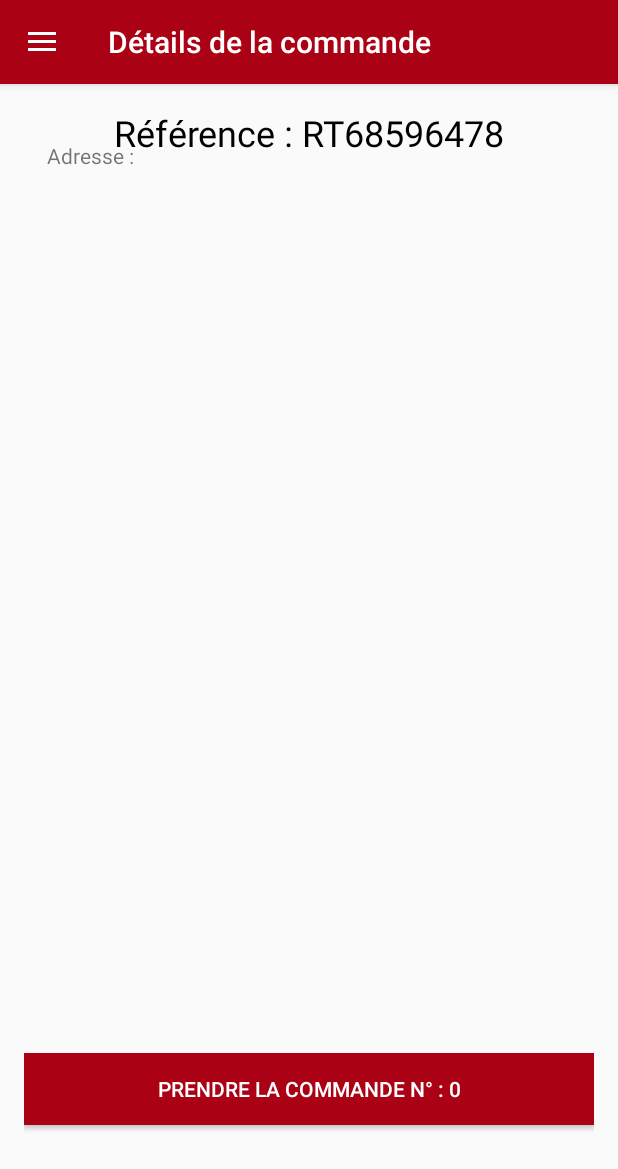
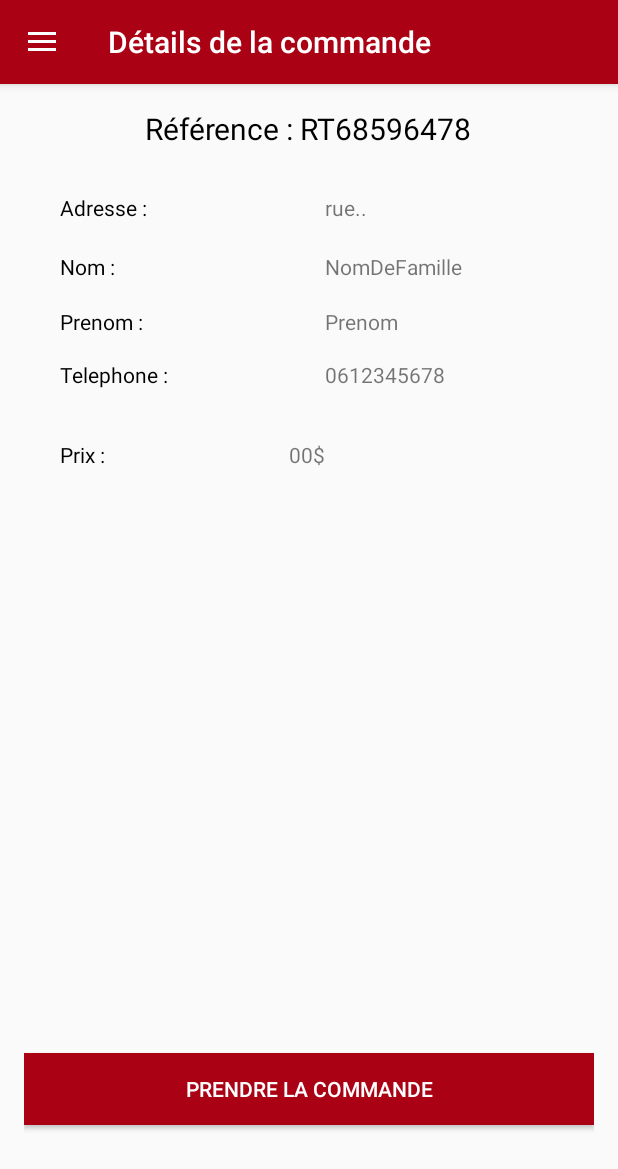
Before and after one commit to Nairolf92/Olivraison, an Android app: the detailCommandeLivreur screen opened directly, with no data from a screen before it, on a phone screen of 412 x 824 dp. Shown: the top 1169 px of the screen. Run offline under Robolectric (Android 15) with nearby library versions, the phone set to English and light mode, and no system bars; our stand-ins replace Volley; network calls fail; 3 statements that could not run were skipped.

Commit message:
detail commande

```diff
--- a/Olivraison/app/src/main/java/projet/olivraison/LivreurMaps.java
+++ b/Olivraison/app/src/main/java/projet/olivraison/LivreurMaps.java
@@ -58,6 +58,7 @@ public class LivreurMaps extends FragmentActivity implements OnMapReadyCallback
     public double MaLatitude, MaLongitude;
     Polyline line;
     List<Polyline> polylines = new ArrayList<Polyline>();
+    Integer id = 0;
 
 
     @Override
@@ -68,11 +69,15 @@ public class LivreurMaps extends FragmentActivity implements OnMapReadyCallback
         int LOCATION_REFRESH_TIME = 100;
         int LOCATION_REFRESH_DISTANCE = 1;
 
+        Intent intent = getIntent();
+        id = intent.getIntExtra("id", id);
+
         Button monBouton = (Button) findViewById(R.id.terminer);
 
         monBouton.setOnClickListener(new View.OnClickListener(){
             @Override
             public void onClick(View view) {
+    /*
                 String url = "http://antoine-lucas.fr/api_android/web/index.php/api/commande/update/1?statut=2";
 
                 JsonObjectRequest jsObjRequests = new JsonObjectRequest
@@ -80,7 +85,9 @@ public class LivreurMaps extends FragmentActivity implements OnMapReadyCallback
 
                             @Override
                             public void onResponse(JSONObject response) {
-                                Log.i("test", "Response: " + response.toString());
+                               // Log.i("test", "Response: " + response.toString());
+                                //Intent i = new Intent (getBaseContext(), indexLivreur.class);
+                                //startActivity(i);
                             }
                         }, new Response.ErrorListener() {
 
@@ -90,11 +97,16 @@ public class LivreurMaps extends FragmentActivity implements OnMapReadyCallback
 
                             }
                         });
-              //  Volley.newRequestQueue(getApplicationContext()).add(jsObjRequests);
+                Volley.newRequestQueue(getBaseContext()).add(jsObjRequests);
+                */
 
-                Intent i = new Intent (getApplicationContext(), indexLivreur.class);
+
+                Intent i = new Intent (getApplicationContext(), LivreurMaps.class);
                 startActivity(i);
             }
+
+
+
         });
 
         mLocationManager = (LocationManager) getSystemService(LOCATION_SERVICE);
--- a/Olivraison/app/src/main/java/projet/olivraison/detailCommandeLivreur.java
+++ b/Olivraison/app/src/main/java/projet/olivraison/detailCommandeLivreur.java
@@ -33,6 +33,7 @@ import com.android.volley.toolbox.Volley;
 import org.json.JSONArray;
 import org.json.JSONException;
 import org.json.JSONObject;
+import org.w3c.dom.Text;
 
 import static projet.olivraison.R.id.fab;
 import static projet.olivraison.R.id.fullname;
@@ -69,7 +70,7 @@ public class detailCommandeLivreur extends AppCompatActivity
         navUsername.setText(fullname);
 
         // Titre de la commande
-        TextView titreCommande = (TextView)findViewById(R.id.titreCommande);
+        final TextView titreCommande = (TextView)findViewById(R.id.titreCommande);
 
         TextView textCommandeLivreur = (TextView)findViewById(R.id.textCommandeLivreur);
         Intent intent = getIntent();
@@ -82,9 +83,15 @@ public class detailCommandeLivreur extends AppCompatActivity
         //textCommandeLivreur.setText(position);
 
         Button monBouton = (Button) findViewById(R.id.button);
-        TextView TextAdresse = (TextView) findViewById(R.id.TextAdresse);
+       // TextView TextAdresse = (TextView) findViewById(R.id.TextAdresse);
+        final TextView LabelRue = (TextView) findViewById(R.id.LabelRue);
+        final TextView textNom = (TextView) findViewById(R.id.TextNom);
+        final TextView textPrenom = (TextView) findViewById(R.id.TextPrenom);
+        final TextView textTelephone = (TextView) findViewById(R.id.TextTelephone);
+        final TextView Textprix = (TextView) findViewById(R.id.TextPrix);
 
-        monBouton.setText("prendre la commande n° : "+id);
+
+        monBouton.setText("prendre la commande");
 
         monBouton.setOnClickListener(new View.OnClickListener(){
             @Override
@@ -106,6 +113,30 @@ public class detailCommandeLivreur extends AppCompatActivity
                     public void onResponse(JSONObject response) {
                         //mTxtDisplay.setText("Response: " + response.toString());
                         Log.i("test", response.toString());
+
+                        try {
+                            String jsonResultat = response.toString();
+                            JSONObject jsonObject = new JSONObject(jsonResultat);
+
+                            String adresse = response.getString("adresse");
+                            String nom = response.getString("nom");
+                            String ref = response.getString("reference");
+                            String prenom = response.getString("prenom");
+                            String telephone = response.getString("phone");
+                            String Prix = response.getString("prix_total");
+
+                            LabelRue.setText(adresse.toString());
+                            textNom.setText(nom.toString());
+                            titreCommande.setText("Réference: "+ref);
+                            textPrenom.setText(prenom.toString());
+                            textTelephone.setText(telephone.toString());
+                            Textprix.setText(Prix+ "€");
+
+
+                        }catch (JSONException e){
+                            e.printStackTrace();
+                        }
+
                     }
                 }, new Response.ErrorListener() {
 
--- a/Olivraison/app/src/main/res/layout/content_detail_commande_livreur.xml
+++ b/Olivraison/app/src/main/res/layout/content_detail_commande_livreur.xml
@@ -35,35 +35,119 @@
         />
 
     <TextView
-        android:text="Adresse :"
-        android:layout_width="wrap_content"
-        android:layout_height="wrap_content"
-        android:layout_marginLeft="15dp"
-        android:layout_marginStart="15dp"
-        android:id="@+id/textView3"
-        android:layout_alignParentLeft="true"
-        android:layout_alignParentStart="true"
-        android:layout_marginTop="22dp" />
-
-    <TextView
-        android:text="rue...."
-        android:layout_width="wrap_content"
-        android:layout_height="wrap_content"
-        android:layout_alignTop="@+id/textView3"
-        android:layout_toLeftOf="@+id/button"
-        android:layout_toStartOf="@+id/button"
-        android:layout_marginRight="10dp"
-        android:layout_marginEnd="10dp"
-        android:id="@+id/TextAdresse" />
-
-    <TextView
         android:layout_width="wrap_content"
         android:layout_height="wrap_content"
         android:id="@+id/titreCommande"
         android:textColor="#000000"
         android:text="Référence : RT68596478"
-        android:textSize="36px"
+        android:textSize="20dp"
         android:layout_alignParentTop="true"
         android:layout_centerHorizontal="true" />
 
+    <TextView
+        android:text="Adresse :"
+        android:layout_width="wrap_content"
+        android:layout_height="wrap_content"
+        android:textColor="#000000"
+        android:id="@+id/textView3"
+        android:layout_marginTop="29dp"
+        android:layout_below="@+id/titreCommande"
+        android:layout_alignParentLeft="true"
+        android:layout_alignParentStart="true"
+        android:layout_marginLeft="24dp"
+        android:layout_marginStart="24dp" />
+
+    <TextView
+        android:text="Nom :"
+        android:layout_width="wrap_content"
+        android:layout_height="wrap_content"
+        android:layout_marginTop="20dp"
+        android:id="@+id/baliseNom"
+        android:textColor="#000000"
+        android:layout_below="@+id/textView3"
+        android:layout_alignLeft="@+id/textView3"
+        android:layout_alignStart="@+id/textView3" />
+
+    <TextView
+        android:text="Prenom :"
+        android:layout_width="wrap_content"
+        android:layout_height="wrap_content"
+        android:layout_marginTop="17dp"
+        android:id="@+id/textView5"
+        android:textColor="#000000"
+        android:layout_below="@+id/baliseNom"
+        android:layout_alignLeft="@+id/baliseNom"
+        android:layout_alignStart="@+id/baliseNom" />
+
+    <TextView
+        android:text="Telephone :"
+        android:layout_width="wrap_content"
+        android:layout_height="wrap_content"
+        android:layout_marginTop="16dp"
+        android:textColor="#000000"
+        android:id="@+id/textView7"
+        android:layout_below="@+id/textView5"
+        android:layout_alignLeft="@+id/textView5"
+        android:layout_alignStart="@+id/textView5" />
+
+    <TextView
+        android:text="Prix :"
+        android:layout_width="wrap_content"
+        android:layout_height="wrap_content"
+        android:layout_marginTop="34dp"
+        android:textColor="#000000"
+        android:id="@+id/textView9"
+        android:layout_below="@+id/textView7"
+        android:layout_alignLeft="@+id/textView7"
+        android:layout_alignStart="@+id/textView7" />
+
+    <TextView
+        android:text="00$"
+        android:layout_width="wrap_content"
+        android:layout_height="wrap_content"
+        android:layout_alignTop="@+id/textView9"
+        android:layout_toLeftOf="@+id/TextTelephone"
+        android:layout_toStartOf="@+id/TextTelephone"
+        android:id="@+id/TextPrix" />
+
+    <TextView
+        android:text="0612345678"
+        android:layout_width="wrap_content"
+        android:layout_height="wrap_content"
+        android:id="@+id/TextTelephone"
+        android:layout_alignBaseline="@+id/textView7"
+        android:layout_alignBottom="@+id/textView7"
+        android:layout_alignRight="@+id/titreCommande"
+        android:layout_alignEnd="@+id/titreCommande"
+        android:layout_marginRight="18dp"
+        android:layout_marginEnd="18dp" />
+
+    <TextView
+        android:text="Prenom"
+        android:layout_width="wrap_content"
+        android:layout_height="wrap_content"
+        android:id="@+id/TextPrenom"
+        android:layout_above="@+id/textView7"
+        android:layout_alignLeft="@+id/TextTelephone"
+        android:layout_alignStart="@+id/TextTelephone" />
+
+    <TextView
+        android:text="NomDeFamille"
+        android:layout_width="wrap_content"
+        android:layout_height="wrap_content"
+        android:id="@+id/TextNom"
+        android:layout_above="@+id/textView5"
+        android:layout_alignLeft="@+id/TextPrenom"
+        android:layout_alignStart="@+id/TextPrenom" />
+
+    <TextView
+        android:text="rue.."
+        android:layout_width="wrap_content"
+        android:layout_height="wrap_content"
+        android:id="@+id/LabelRue"
+        android:layout_alignBaseline="@+id/textView3"
+        android:layout_alignBottom="@+id/textView3"
+        android:layout_alignLeft="@+id/TextNom"
+        android:layout_alignStart="@+id/TextNom" />
+
 </RelativeLayout>
```
